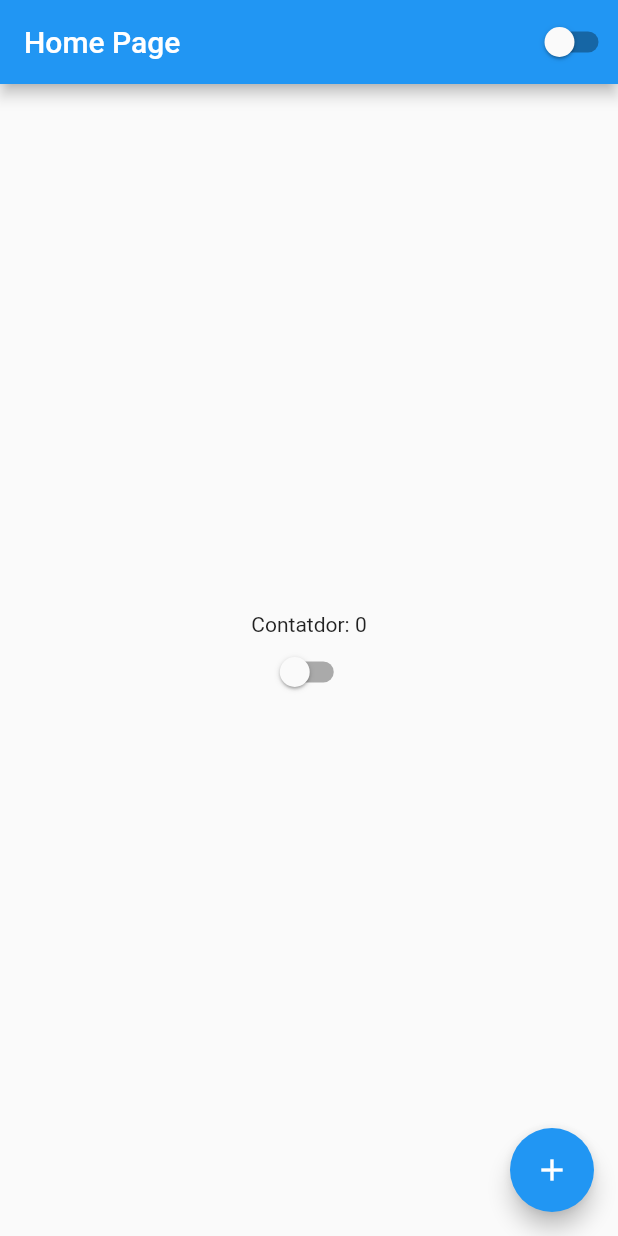
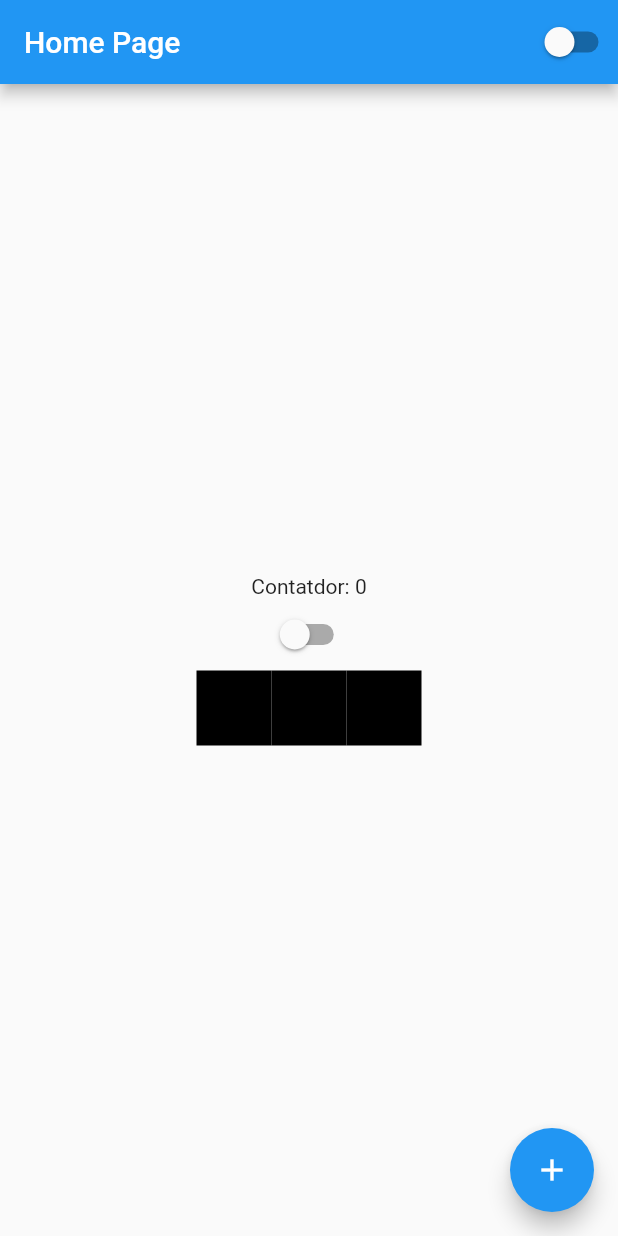
Before and after one commit to petertecnet/flutterando, a Flutter app: the screen it shows after launch, on a phone screen of 412 x 824 dp. Run offline on Flutter 3.47's test engine with Material 2 defaults, Android fonts, the phone set to English and light mode, and no system bars.

Commit message:
Aula 15 Row

```diff
--- a/ola_mundo/lib/home_page.dart
+++ b/ola_mundo/lib/home_page.dart
@@ -24,6 +24,26 @@ class HomePageState extends State<HomePage> {
         child: Column(mainAxisAlignment: MainAxisAlignment.center, children: [
           Text('Contatdor: $counter'),
           CustomSwitch(),
+          Row(
+            mainAxisAlignment: MainAxisAlignment.center,
+            children: [
+              Container(
+                width: 50,
+                height: 50,
+                color: Colors.black,
+              ),
+              Container(
+                width: 50,
+                height: 50,
+                color: Colors.black,
+              ),
+              Container(
+                width: 50,
+                height: 50,
+                color: Colors.black,
+              ),
+            ],
+          )
         ]),
       ),
       floatingActionButton: FloatingActionButton(
```
